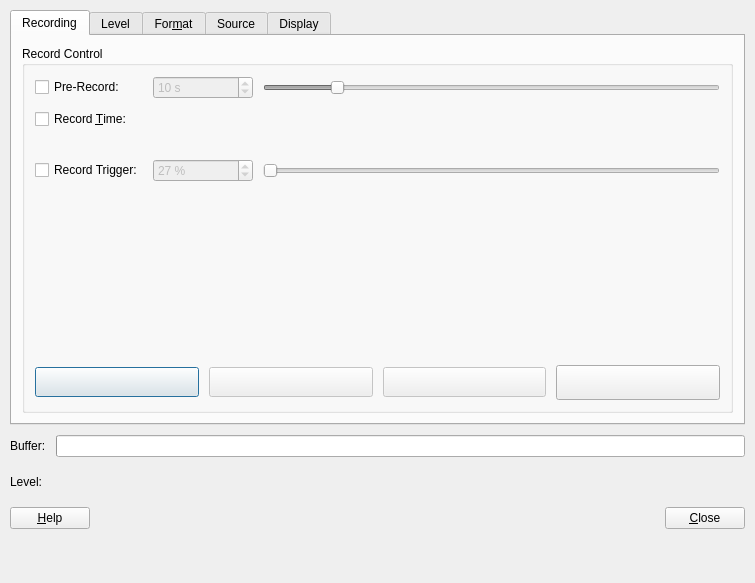
KDE/kwave, file plugins/record/RecordDlg.ui: the form before one commit.
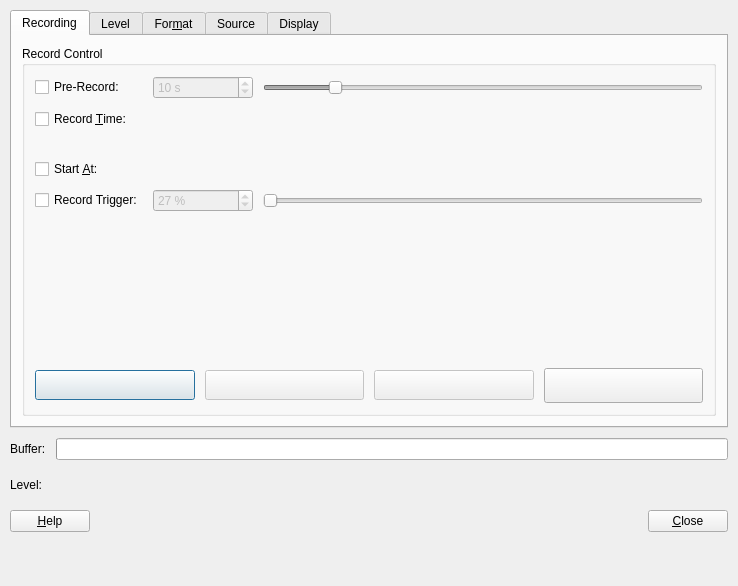
The form after the commit. The open tabs and pages were chosen to show the change. Custom widgets are drawn as their Qt base class.

Commit message:
new feature: abillity to set recording start time in advance (feature requested by John David Thompson)
svn-id: https://kwave.svn.sourceforge.net/svnroot/kwave/trunk@2431 bbf32e5a-961d-0410-9e10-91f32741c31e

```diff
--- a/plugins/record/RecordDlg.ui
+++ b/plugins/record/RecordDlg.ui
@@ -1,12 +1,12 @@
 <ui version="4.0" >
  <class>RecordDlg</class>
- <widget class="QDialog" name="RecordDlg" >
-  <property name="geometry" >
+ <widget class="QDialog" name="RecordDlg">
+  <property name="geometry">
    <rect>
     <x>0</x>
     <y>0</y>
-    <width>755</width>
-    <height>580</height>
+    <width>738</width>
+    <height>586</height>
    </rect>
   </property>
   <property name="windowTitle" >
@@ -16,16 +16,7 @@
    <property name="spacing" >
     <number>10</number>
    </property>
-   <property name="leftMargin" >
-    <number>0</number>
-   </property>
-   <property name="topMargin" >
-    <number>0</number>
-   </property>
-   <property name="rightMargin" >
-    <number>0</number>
-   </property>
-   <property name="bottomMargin" >
+   <property name="margin">
     <number>0</number>
    </property>
    <item>
@@ -46,16 +37,7 @@
       <property name="spacing" >
        <number>10</number>
       </property>
-      <property name="leftMargin" >
-       <number>10</number>
-      </property>
-      <property name="topMargin" >
-       <number>10</number>
-      </property>
-      <property name="rightMargin" >
-       <number>10</number>
-      </property>
-      <property name="bottomMargin" >
+      <property name="margin">
        <number>10</number>
       </property>
       <item>
@@ -71,16 +53,7 @@
           <property name="spacing" >
            <number>10</number>
           </property>
-          <property name="leftMargin" >
-           <number>10</number>
-          </property>
-          <property name="topMargin" >
-           <number>10</number>
-          </property>
-          <property name="rightMargin" >
-           <number>10</number>
-          </property>
-          <property name="bottomMargin" >
+          <property name="margin">
            <number>10</number>
           </property>
           <item>
@@ -124,9 +97,9 @@
                </property>
               </widget>
              </item>
-             <item row="3" column="0" >
-              <widget class="QCheckBox" name="chkRecordTrigger" >
-               <property name="enabled" >
+             <item row="5" column="0">
+              <widget class="QCheckBox" name="chkRecordTrigger">
+               <property name="enabled">
                 <bool>true</bool>
                </property>
                <property name="toolTip" >
@@ -143,9 +116,9 @@
                </property>
               </widget>
              </item>
-             <item row="2" column="0" colspan="3" >
-              <widget class="QFrame" name="frame5" >
-               <property name="minimumSize" >
+             <item row="3" column="0" colspan="3">
+              <widget class="QFrame" name="frame5">
+               <property name="minimumSize">
                 <size>
                  <width>0</width>
                  <height>10</height>
@@ -159,8 +132,8 @@
                </property>
               </widget>
              </item>
-             <item row="6" column="0" colspan="3" >
-              <layout class="QHBoxLayout" >
+             <item row="8" column="0" colspan="3">
+              <layout class="QHBoxLayout">
                <item>
                 <widget class="KPushButton" name="btNew" >
                  <property name="enabled" >
@@ -236,9 +209,9 @@
                </item>
               </layout>
              </item>
-             <item row="5" column="0" colspan="3" >
-              <widget class="QFrame" name="frame5_2" >
-               <property name="minimumSize" >
+             <item row="7" column="0" colspan="3">
+              <widget class="QFrame" name="frame5_2">
+               <property name="minimumSize">
                 <size>
                  <width>0</width>
                  <height>10</height>
@@ -252,7 +225,7 @@
                </property>
               </widget>
              </item>
-             <item row="4" column="1" >
+             <item row="6" column="1">
               <spacer>
                <property name="orientation" >
                 <enum>Qt::Vertical</enum>
@@ -318,9 +291,9 @@
                </property>
               </widget>
              </item>
-             <item row="3" column="2" >
-              <widget class="QSlider" name="slRecordTrigger" >
-               <property name="enabled" >
+             <item row="5" column="2">
+              <widget class="QSlider" name="slRecordTrigger">
+               <property name="enabled">
                 <bool>false</bool>
                </property>
                <property name="orientation" >
@@ -328,9 +301,9 @@
                </property>
               </widget>
              </item>
-             <item row="3" column="1" >
-              <widget class="QSpinBox" name="sbRecordTrigger" >
-               <property name="enabled" >
+             <item row="5" column="1">
+              <widget class="QSpinBox" name="sbRecordTrigger">
+               <property name="enabled">
                 <bool>false</bool>
                </property>
                <property name="suffix" >
@@ -367,6 +340,29 @@
                </property>
               </spacer>
              </item>
+             <item row="4" column="0">
+              <widget class="QCheckBox" name="chkRecordStartTime">
+               <property name="toolTip">
+                <string>start at a given date and time</string>
+               </property>
+               <property name="whatsThis">
+                <string>When checked, &lt;b&gt;start the recording at a given date and time&lt;/b&gt;. Please note that if the time is in the past, the recording will be started immediately or as soon as the defined trigger level is reached (if enabled).</string>
+               </property>
+               <property name="text">
+                <string>Start &amp;At:</string>
+               </property>
+              </widget>
+             </item>
+             <item row="4" column="1" colspan="2">
+              <widget class="KDateTimeWidget" name="startTime">
+               <property name="enabled">
+                <bool>false</bool>
+               </property>
+               <property name="focusPolicy">
+                <enum>Qt::WheelFocus</enum>
+               </property>
+              </widget>
+             </item>
             </layout>
            </widget>
           </item>
@@ -1411,16 +1407,7 @@
       <property name="spacing" >
        <number>0</number>
       </property>
-      <property name="leftMargin" >
-       <number>2</number>
-      </property>
-      <property name="topMargin" >
-       <number>2</number>
-      </property>
-      <property name="rightMargin" >
-       <number>2</number>
-      </property>
-      <property name="bottomMargin" >
+      <property name="margin">
        <number>2</number>
       </property>
       <item>
@@ -1444,13 +1431,8 @@
    </item>
   </layout>
  </widget>
- <layoutdefault spacing="10" margin="10" />
+ <layoutdefault spacing="10" margin="10"/>
  <customwidgets>
-  <customwidget>
-   <class>KComboBox</class>
-   <extends>QComboBox</extends>
-   <header>kcombobox.h</header>
-  </customwidget>
   <customwidget>
    <class>KIntSpinBox</class>
    <extends>QSpinBox</extends>
@@ -1461,6 +1443,16 @@
    <extends>QPushButton</extends>
    <header>kpushbutton.h</header>
   </customwidget>
+  <customwidget>
+   <class>KComboBox</class>
+   <extends>QComboBox</extends>
+   <header>kcombobox.h</header>
+  </customwidget>
+  <customwidget>
+   <class>KDateTimeWidget</class>
+   <extends>QWidget</extends>
+   <header>kdatetimewidget.h</header>
+  </customwidget>
   <customwidget>
    <class>TreeWidgetWrapper</class>
    <extends>QTreeWidget</extends>
```
Left out of the diff: 1213 changed lines with no effect on the pictures. The commit also changes 11 other files.
